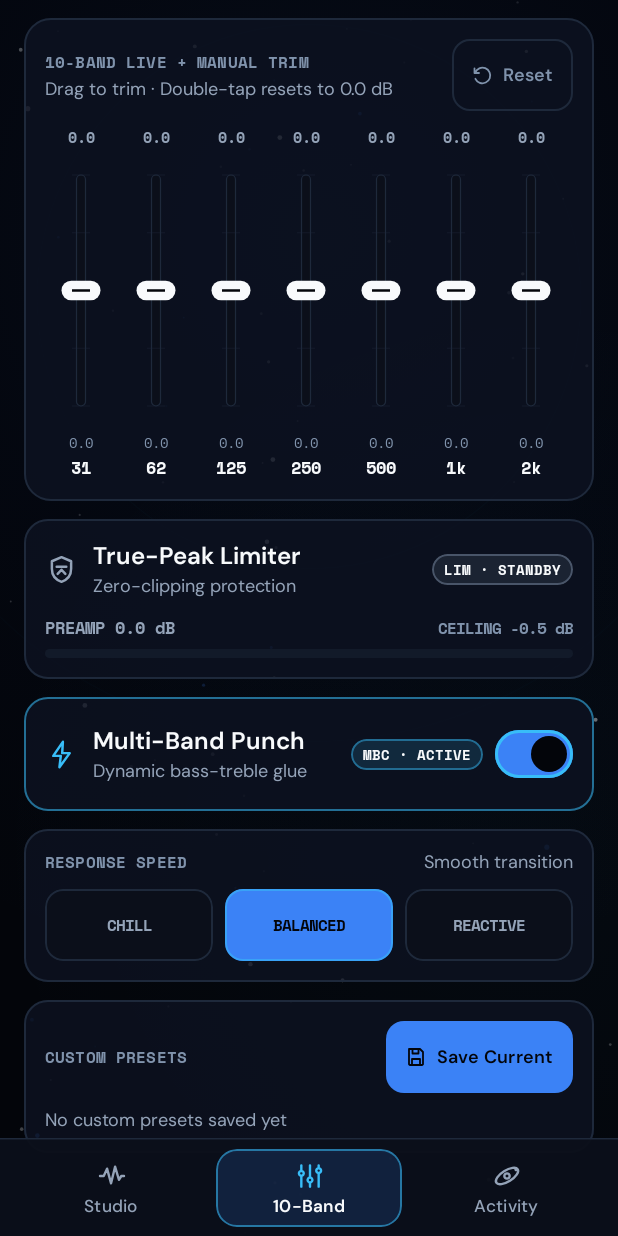
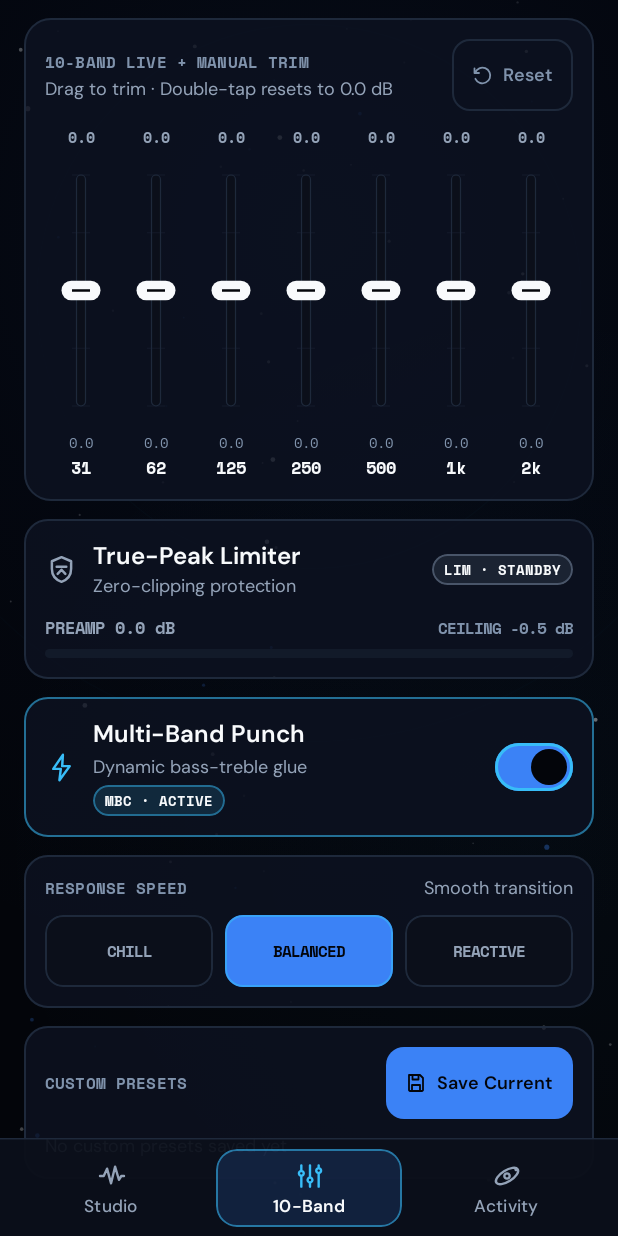
Before and after one commit to Emirhanbaba31/orbit-eq-android, an Android app built with Jetpack Compose: the screen it shows after launch (MainActivity), item 2 of the bottom bar chosen, on a phone screen of 412 x 824 dp. Run offline under Robolectric (Android 15) with nearby library versions, the phone set to English and light mode, and no system bars.

Commit message:
fix(ui): raise active bypass contrast and prevent 360dp header and card truncation

```diff
--- a/app/src/main/java/com/orbiteq/app/ui/OrbitApp.kt
+++ b/app/src/main/java/com/orbiteq/app/ui/OrbitApp.kt
@@ -304,6 +304,7 @@ internal fun OrbitGlassCard(
 internal fun SectionLabelText(
     text: String,
     modifier: Modifier = Modifier,
+    maxLines: Int = 1,
 ) {
     val colors = LocalOrbitColors.current
     Text(
@@ -315,7 +316,7 @@ internal fun SectionLabelText(
             letterSpacing = 0.8.sp,
             color = colors.textMuted,
         ),
-        maxLines = 1,
+        maxLines = maxLines,
         overflow = TextOverflow.Ellipsis,
     )
 }
--- a/app/src/main/java/com/orbiteq/app/ui/screens/MixerScreen.kt
+++ b/app/src/main/java/com/orbiteq/app/ui/screens/MixerScreen.kt
@@ -314,7 +314,7 @@ private fun LimiterPreampCard(
                         style = MaterialTheme.typography.bodySmall.copy(
                             color = colors.textSecondary,
                         ),
-                        maxLines = 1,
+                        maxLines = 2,
                         overflow = TextOverflow.Ellipsis,
                     )
                 }
@@ -400,11 +400,6 @@ private fun MbcPunchCard(
                     onValueChange = onMbcEnabledChange,
                 ),
             verticalAlignment = Alignment.CenterVertically,
-            horizontalArrangement = Arrangement.SpaceBetween,
-        ) {
-            Row(
-                modifier = Modifier.weight(1f),
-                verticalAlignment = Alignment.CenterVertically,
             horizontalArrangement = Arrangement.spacedBy(10.dp),
         ) {
             Icon(
@@ -413,7 +408,11 @@ private fun MbcPunchCard(
                 tint = if (mbcEnabled) colors.ionAccent else colors.textMuted,
                 modifier = Modifier.size(22.dp),
             )
-                Column(verticalArrangement = Arrangement.spacedBy(2.dp)) {
+
+            Column(
+                modifier = Modifier.weight(1f),
+                verticalArrangement = Arrangement.spacedBy(4.dp),
+            ) {
                 Text(
                     text = stringResource(R.string.dsp_mbc_title),
                     style = MaterialTheme.typography.titleMedium.copy(
@@ -427,18 +426,9 @@ private fun MbcPunchCard(
                     style = MaterialTheme.typography.bodySmall.copy(
                         color = colors.textSecondary,
                     ),
-                        maxLines = 1,
+                    maxLines = 2,
                     overflow = TextOverflow.Ellipsis,
                 )
-                }
-            }
-
-            Spacer(modifier = Modifier.width(8.dp))
-
-            Row(
-                verticalAlignment = Alignment.CenterVertically,
-                horizontalArrangement = Arrangement.spacedBy(8.dp),
-            ) {
                 OrbitStatusChip(
                     text = if (mbcEnabled) {
                         stringResource(R.string.dsp_mbc_active)
@@ -447,6 +437,8 @@ private fun MbcPunchCard(
                     },
                     accentColor = if (mbcEnabled) colors.ionAccent else colors.textMuted,
                 )
+            }
+
             Switch(
                 checked = mbcEnabled,
                 onCheckedChange = null,
@@ -459,7 +451,6 @@ private fun MbcPunchCard(
                     uncheckedBorderColor = colors.borderHairline,
                 ),
             )
-            }
         }
     }
 }
@@ -551,10 +542,14 @@ private fun CustomPresetsCard(
     OrbitGlassCard {
         Row(
             modifier = Modifier.fillMaxWidth(),
-            horizontalArrangement = Arrangement.SpaceBetween,
+            horizontalArrangement = Arrangement.spacedBy(8.dp),
             verticalAlignment = Alignment.CenterVertically,
         ) {
-            SectionLabelText(text = stringResource(R.string.presets_section_title))
+            SectionLabelText(
+                text = stringResource(R.string.presets_section_title),
+                modifier = Modifier.weight(1f),
+                maxLines = 2,
+            )
             Button(
                 onClick = onOpenSaveDialog,
                 modifier = Modifier.heightIn(min = 48.dp),
--- a/app/src/main/java/com/orbiteq/app/ui/screens/StudioScreen.kt
+++ b/app/src/main/java/com/orbiteq/app/ui/screens/StudioScreen.kt
@@ -360,7 +360,11 @@ private fun NowPlayingTelemetryPill(
                     .sizeIn(minWidth = 48.dp, minHeight = 48.dp)
                     .clip(RoundedCornerShape(14.dp))
                     .background(abContainerColor)
-                    .border(1.dp, abBorderColor, RoundedCornerShape(14.dp))
+                    .border(
+                        width = if (effectiveBypass) 1.5.dp else 1.dp,
+                        color = abBorderColor,
+                        shape = RoundedCornerShape(14.dp),
+                    )
                     .toggleable(
                         value = isManualBypass,
                         role = Role.Switch,
@@ -377,7 +381,7 @@ private fun NowPlayingTelemetryPill(
                     style = SpaceMonoTabularStyle.copy(
                         fontSize = 12.sp,
                         fontWeight = FontWeight.Bold,
-                        color = if (effectiveBypass) colors.danger else colors.textPrimary,
+                        color = colors.textPrimary,
                     ),
                     maxLines = 1,
                 )
@@ -481,10 +485,13 @@ private fun PleasureModeSelectorSection(
     ) {
         Row(
             modifier = Modifier.fillMaxWidth(),
-            horizontalArrangement = Arrangement.SpaceBetween,
+            horizontalArrangement = Arrangement.spacedBy(8.dp),
             verticalAlignment = Alignment.CenterVertically,
         ) {
-            SectionLabelText(text = stringResource(R.string.studio_section_modes))
+            SectionLabelText(
+                text = stringResource(R.string.studio_section_modes),
+                modifier = Modifier.weight(1f),
+            )
             Text(
                 text = modeDisplayName(activeMode),
                 style = SpaceMonoTabularStyle.copy(
@@ -777,11 +784,12 @@ private fun MacroDbSlider(
     Column(modifier = Modifier.fillMaxWidth()) {
         Row(
             modifier = Modifier.fillMaxWidth(),
-            horizontalArrangement = Arrangement.SpaceBetween,
+            horizontalArrangement = Arrangement.spacedBy(8.dp),
             verticalAlignment = Alignment.CenterVertically,
         ) {
             Text(
                 text = label,
+                modifier = Modifier.weight(1f),
                 style = MaterialTheme.typography.titleSmall.copy(
                     color = colors.textPrimary,
                 ),
```
Also changed, not shown: app/src/main/java/com/orbiteq/app/ui/screens/ActivityScreen.kt (+15 -7 lines). Lines whose indentation alone changed are shown as unchanged.
